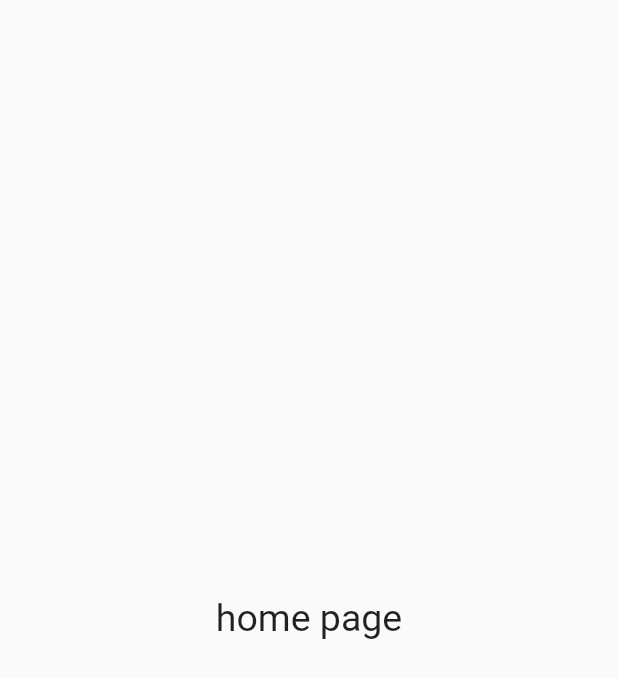
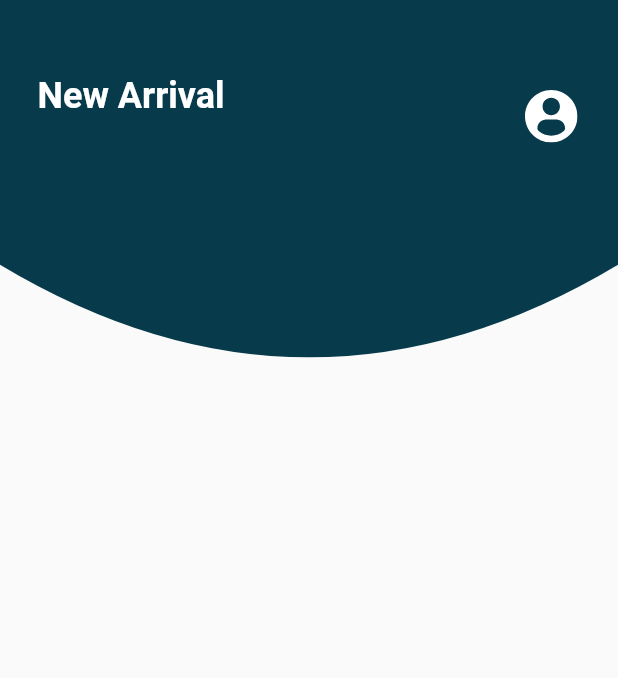
Before and after one commit to zaid443/book_store_front, a Flutter app: the Home screen opened directly, on a phone screen of 412 x 824 dp. Shown: the top 678 px of the screen. Run offline on Flutter 3.47's test engine with Material 2 defaults, Android fonts, the phone set to English and light mode, and no system bars; our stand-ins replace flutter_svg, get, google_fonts, scroll_snap_list; Roboto replaces fonts that are missing (Cairo).

Commit message:
home page title

```diff
--- a/lib/main.dart
+++ b/lib/main.dart
@@ -1,8 +1,8 @@
+import 'package:book_store/view/home/home.dart';
 import 'package:book_store/view/signup_register/signup.dart';
 import 'package:flutter/material.dart';
 import 'package:get/get.dart';
 import 'view/login_signin/signin.dart';
-import 'package:rive_splash_screen/rive_splash_screen.dart';
 
 Future<void> main() async {
   runApp(const MyApp());
@@ -19,7 +19,7 @@ class MyApp extends StatelessWidget {
       theme: ThemeData(
         primarySwatch: Colors.blue,
       ),
-      home: Signin(),
+      home:  Home(),
     );
   }
 }
--- a/lib/view/home/home.dart
+++ b/lib/view/home/home.dart
@@ -1,14 +1,47 @@
+// ignore_for_file: unnecessary_string_escapes
+
+import 'package:book_store/view/home/shape.dart';
 import 'package:flutter/material.dart';
 import 'package:flutter/src/foundation/key.dart';
 import 'package:flutter/src/widgets/framework.dart';
+import 'package:flutter_svg/flutter_svg.dart';
+import 'package:google_fonts/google_fonts.dart';
+import 'package:scroll_snap_list/scroll_snap_list.dart';
 
 class Home extends StatelessWidget {
-  const Home({Key? key}) : super(key: key);
+  Home({Key? key}) : super(key: key);
 
   @override
   Widget build(BuildContext context) {
-    return const Scaffold(
-      body: Center(child: Text('home page',style: TextStyle(fontSize: 25),)),
+    return Scaffold(
+      body: Stack(
+        children: [
+          ClipPath(
+            clipper: Customshape(),
+            child: Container(
+              height: 300,
+              color: Color(0xff073b4c),
+            ),
+          ),
+          Container(
+            margin: EdgeInsets.only(top: 50, left: 25),
+            child: Text(
+              'New Arrival',
+              style: GoogleFonts.cairo(
+                  color: Colors.white,
+                  fontSize: 24,
+                  fontWeight: FontWeight.bold),
+            ),
+          ),
+          Container(
+              margin: EdgeInsets.only(top: 60, left: 350),
+              child: SvgPicture.asset(
+                'assets/images/profile.svg',
+                color: Colors.white,
+                height: 35,
+              )),
+        ],
+      ),
     );
   }
 }
--- /dev/null
+++ b/lib/view/home/shape.dart
@@ -0,0 +1,20 @@
+import 'package:flutter/material.dart';
+
+/// Clip widget in oval shape at top side
+class Customshape extends CustomClipper<Path> {
+  @override
+  Path getClip(Size size) {
+    var path = Path();
+    path.lineTo(0, size.height / 1.7);
+    path.quadraticBezierTo(
+        size.width / 2, size.height, size.width, size.height / 1.7);
+    path.lineTo(size.width, 0);
+    return path;
+  }
+
+  @override
+  bool shouldReclip(covariant CustomClipper<Path> oldClipper) {
+    // TODO: implement shouldReclip
+    return true;
+  }
+}
--- a/pubspec.yaml
+++ b/pubspec.yaml
@@ -16,8 +16,10 @@ dependencies:
   dio: ^4.0.6
   shared_preferences: ^2.0.15
   rive_splash_screen: ^0.1.1
+  flutter_svg: ^1.1.4
 
   cupertino_icons: ^1.0.2
+  scroll_snap_list: ^0.9.1
 
 dev_dependencies:
   flutter_test:
```
Also changed, not shown: assets/images/1.jpg (added), assets/images/2.jpg (added), assets/images/3.jpg (added), assets/images/4.jpg (added), assets/images/5.jpg (added), assets/images/profile.svg (added), pubspec.lock.
